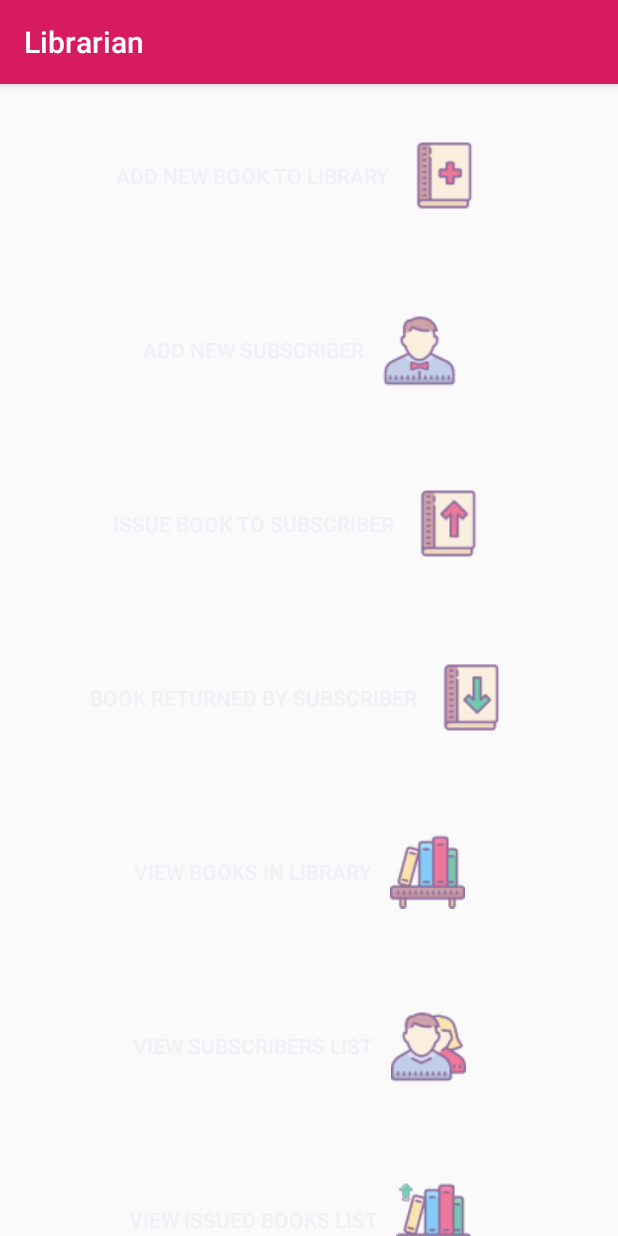
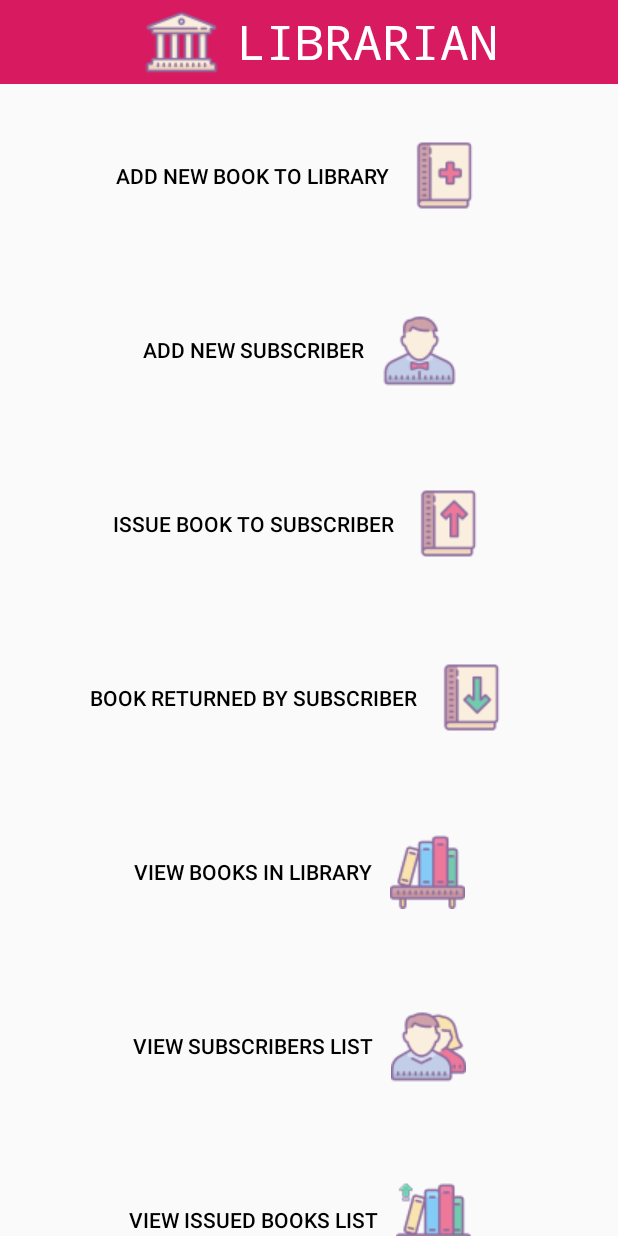
Before and after one commit to AlphaMikeFoxtrot/LibrarianTwo, an Android app: the screen it shows after launch (MainActivity), on a phone screen of 412 x 824 dp. Run offline under Robolectric (Android 15) with nearby library versions, the phone set to English and light mode, and no system bars.

Commit message:
added new activities

```diff
--- a/app/src/main/java/com/example/anonymous/librarian/AddBookToDatabase.java
+++ b/app/src/main/java/com/example/anonymous/librarian/AddBookToDatabase.java
@@ -96,7 +96,6 @@ public class AddBookToDatabase extends AppCompatActivity {
             progressDoalog = new ProgressDialog(AddBookToDatabase.this);
             progressDoalog.setMax(100);
             progressDoalog.setMessage("Uploading schematics to database...");
-            progressDoalog.setTitle("Add new book");
             progressDoalog.setProgressStyle(ProgressDialog.STYLE_SPINNER);
             progressDoalog.show();
         }
--- a/app/src/main/java/com/example/anonymous/librarian/AddSubscriberToDatabase.java
+++ b/app/src/main/java/com/example/anonymous/librarian/AddSubscriberToDatabase.java
@@ -82,7 +82,6 @@ public class AddSubscriberToDatabase extends AppCompatActivity {
             progressDialog = new ProgressDialog(AddSubscriberToDatabase.this);
             progressDialog.setMax(100);
             progressDialog.setMessage("Uploading schematics to database...");
-            progressDialog.setTitle("Add new Subscriber");
             progressDialog.setProgressStyle(ProgressDialog.STYLE_SPINNER);
             progressDialog.show();
 
--- a/app/src/main/java/com/example/anonymous/librarian/IssueBook.java
+++ b/app/src/main/java/com/example/anonymous/librarian/IssueBook.java
@@ -88,7 +88,6 @@ public class IssueBook extends AppCompatActivity {
             progressDialog = new ProgressDialog(IssueBook.this);
             progressDialog.setMax(100);
             progressDialog.setMessage("Executing required Operations");
-            progressDialog.setTitle("Issuing Book To User");
             progressDialog.show();
         }
 
--- a/app/src/main/java/com/example/anonymous/librarian/MainActivity.java
+++ b/app/src/main/java/com/example/anonymous/librarian/MainActivity.java
@@ -4,6 +4,7 @@ import android.content.Intent;
 import android.support.v7.app.AppCompatActivity;
 import android.os.Bundle;
 import android.view.View;
+import android.view.Window;
 import android.widget.AdapterView;
 import android.widget.Button;
 import android.widget.ListView;
@@ -18,7 +19,7 @@ public class MainActivity extends AppCompatActivity {
     @Override
     protected void onCreate(Bundle savedInstanceState) {
         super.onCreate(savedInstanceState);
-        setContentView(R.layout.activity_main);
+        this.setContentView(R.layout.activity_main);
 
         mMainActivityListView = findViewById(R.id.main_activity_list_view);
 
@@ -50,7 +51,7 @@ public class MainActivity extends AppCompatActivity {
                         // add new subscriber item clicked
                         addNewSubscriberItemClicked();
                         break;
-//
+
                     case 2:
                         // issue book to subscriber item clicked
                         issueBookToSubscriberItemClicked();
@@ -65,16 +66,16 @@ public class MainActivity extends AppCompatActivity {
                         // view books item clicked
                         viewBooksInLibraryItemClicked();
                         break;
-//
+
                     case 5:
                         // view subscribers list item clicked
                         viewSubscribersListItemClicked();
                         break;
 
-//                    case 6:
-//                        // view issued books list item clicked
-//                        viewIssuedBooksListItemClicked();
-//                        break;
+                    case 6:
+                        // view issued books list item clicked
+                        viewIssuedBooksListItemClicked();
+                        break;
 
                 }
 
@@ -83,9 +84,13 @@ public class MainActivity extends AppCompatActivity {
 
     }
 
-//    private void viewIssuedBooksListItemClicked() {
-//
-//    }
+    private void viewIssuedBooksListItemClicked() {
+
+        Intent toIssuedBooksList = new Intent(MainActivity.this, ViewIssuedBooksList.class);
+        toIssuedBooksList.setFlags(Intent.FLAG_ACTIVITY_NEW_TASK);
+        startActivity(toIssuedBooksList);
+
+    }
 
     private void viewSubscribersListItemClicked() {
 
@@ -95,7 +100,7 @@ public class MainActivity extends AppCompatActivity {
         startActivity(toSubscribersList);
 
     }
-//
+
     private void viewBooksInLibraryItemClicked() {
 
         Intent toBooksList;
@@ -104,7 +109,7 @@ public class MainActivity extends AppCompatActivity {
         startActivity(toBooksList);
 
     }
-//
+
 //    private void bookReturnedItemClicked() {
 //
 //        Intent toBookReturned;
@@ -112,7 +117,7 @@ public class MainActivity extends AppCompatActivity {
 //        startActivity(toBookReturned);
 //
 //    }
-//
+
     private void issueBookToSubscriberItemClicked() {
 
         Intent toIssueBook;
@@ -121,7 +126,7 @@ public class MainActivity extends AppCompatActivity {
         startActivity(toIssueBook);
 
     }
-//
+
     private void addNewSubscriberItemClicked() {
 
         Intent toNewSubscriber;
--- a/app/src/main/java/com/example/anonymous/librarian/ViewBookList.java
+++ b/app/src/main/java/com/example/anonymous/librarian/ViewBookList.java
@@ -84,7 +84,6 @@ public class ViewBookList extends AppCompatActivity implements SearchView.OnQuer
             progressDoalog = new ProgressDialog(ViewBookList.this);
             progressDoalog.setMax(100);
             progressDoalog.setMessage("Patching data received from database...");
-            progressDoalog.setTitle("Getting books list");
             progressDoalog.setProgressStyle(ProgressDialog.STYLE_SPINNER);
             progressDoalog.show();
         }
--- a/app/src/main/java/com/example/anonymous/librarian/ViewSubscriberList.java
+++ b/app/src/main/java/com/example/anonymous/librarian/ViewSubscriberList.java
@@ -78,7 +78,6 @@ public class ViewSubscriberList extends AppCompatActivity implements SearchView.
         @Override
         protected void onPreExecute() {
             progressDialog.setMax(100);
-            progressDialog.setTitle("Getting Subscribers details");
             progressDialog.setMessage("Patching data received from database.....");
             progressDialog.setProgressStyle(ProgressDialog.STYLE_SPINNER);
             progressDialog.show();
--- a/app/src/main/res/layout-v21/issued_books_list_custom_card_view.xml
+++ b/app/src/main/res/layout-v21/issued_books_list_custom_card_view.xml
@@ -24,7 +24,7 @@
             <TextView
                 android:textStyle="bold"
                 android:textColor="@android:color/white"
-                android:id="@+id/book_name"
+                android:id="@+id/issued_book_name"
                 android:layout_width="match_parent"
                 android:layout_height="0dp"
                 android:layout_weight="1"
@@ -39,7 +39,7 @@
             <TextView
                 android:textSize="16sp"
                 android:textColor="@android:color/white"
-                android:id="@+id/book_id"
+                android:id="@+id/issued_book_id"
                 android:layout_width="match_parent"
                 android:layout_height="0dp"
                 android:layout_weight="1"
--- a/app/src/main/res/layout/activity_issued_books_list.xml
+++ b/app/src/main/res/layout/activity_issued_books_list.xml
@@ -6,7 +6,7 @@
     android:layout_width="match_parent"
     android:layout_height="match_parent"
     android:orientation="vertical"
-    tools:context="com.example.anonymous.librarian.IssuedBooksList">
+    tools:context="com.example.anonymous.librarian.ViewIssuedBooksList">
 
     <android.support.v7.widget.SearchView
         android:id="@+id/action_search_issued_books_list"
--- a/app/src/main/res/layout/activity_main.xml
+++ b/app/src/main/res/layout/activity_main.xml
@@ -5,7 +5,11 @@
     xmlns:tools="http://schemas.android.com/tools"
     android:layout_width="match_parent"
     android:layout_height="match_parent"
+    android:orientation="vertical"
     tools:context="com.example.anonymous.librarian.MainActivity">
+
+    <include
+        layout="@layout/toolbar"/>
 
     <ListView
         android:layout_marginTop="12dp"
--- a/app/src/main/res/layout/custom_list_view_for_main_activity.xml
+++ b/app/src/main/res/layout/custom_list_view_for_main_activity.xml
@@ -9,6 +9,7 @@
     android:orientation="horizontal">
 
     <TextView
+        android:textColor="@android:color/black"
         android:layout_width="wrap_content"
         android:layout_height="wrap_content"
         android:id="@+id/button_name"
--- a/app/src/main/res/layout/toolbar.xml
+++ b/app/src/main/res/layout/toolbar.xml
@@ -5,4 +5,32 @@
     android:layout_height="?attr/actionBarSize"
     android:background="@color/colorPrimary">
 
+    <LinearLayout
+        android:gravity="center"
+        android:layout_width="match_parent"
+        android:layout_height="wrap_content"
+        android:orientation="horizontal">
+
+        <ImageView
+            android:layout_width="wrap_content"
+            android:layout_height="match_parent"
+            android:src="@drawable/library_icon"
+            android:scaleType="centerCrop"
+            android:layout_marginRight="12dp"
+            android:layout_gravity="center"/>
+
+        <TextView
+            android:layout_width="wrap_content"
+            android:layout_height="match_parent"
+            android:layout_gravity="center"
+            android:text="@string/app_name"
+            android:textColor="@android:color/white"
+            android:fontFamily="monospace"
+            android:gravity="center"
+            android:textAllCaps="true"
+            android:textAppearance="@style/TextAppearance.AppCompat.Headline"
+            android:textSize="32sp"/>
+
+    </LinearLayout>
+
 </android.support.v7.widget.Toolbar>
--- a/app/src/main/res/values/styles.xml
+++ b/app/src/main/res/values/styles.xml
@@ -1,7 +1,7 @@
 <resources>
 
     <!-- Base application theme. -->
-    <style name="AppTheme" parent="Theme.AppCompat.Light.DarkActionBar">
+    <style name="AppTheme" parent="Theme.AppCompat.Light.NoActionBar">
         <!-- Customize your theme here. -->
         <item name="colorPrimary">@color/colorPrimary</item>
         <item name="colorPrimaryDark">@color/colorPrimaryDark</item>
```
Also changed, not shown: app/src/main/AndroidManifest.xml (+14 -2 lines), app/src/main/java/com/example/anonymous/librarian/IssuedBookListItem.java (added, +33 -0 lines), app/src/main/java/com/example/anonymous/librarian/IssuedBookRecyclerViewAdapter.java (added, +81 -0 lines), app/src/main/java/com/example/anonymous/librarian/IssuedBooksList.java (deleted, +0 -13 lines), app/src/main/java/com/example/anonymous/librarian/ViewIssuedBooksList.java (added, +170 -0 lines), app/src/main/res/drawable/library_icon.png (added).
